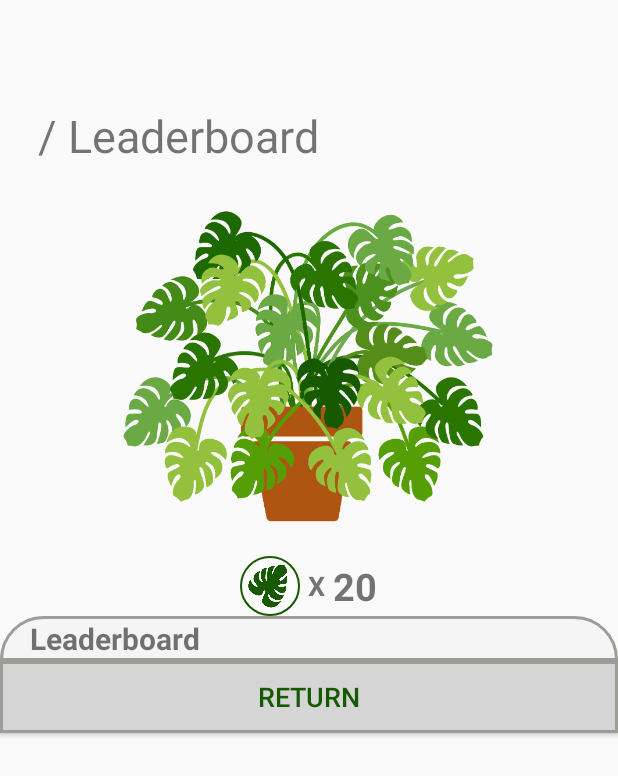
After one commit to andy-cameron/Green_Leaf, an Android app: the LeaderboardScreenActivity screen opened directly, with no data from a screen before it, on a phone screen of 412 x 824 dp. The commit adds this screen. Shown: the top 776 px of the screen. Run offline under Robolectric (Android 15) with nearby library versions, the phone set to English and light mode, and no system bars; our stand-ins replace Firebase (no records; nobody signed in at launch, a user with empty details on screens opened directly).

Commit message:
leaderboard screen created, pending working recyclerview

```diff
--- a/app/src/main/AndroidManifest.xml
+++ b/app/src/main/AndroidManifest.xml
@@ -10,9 +10,13 @@
         android:supportsRtl="true"
         android:theme="@style/AppTheme">
         <activity
+            android:name=".LeaderboardScreenActivity"
+            android:label="@string/title_activity_leaderboard_screen"
+            android:theme="@style/AppTheme.NoActionBar"></activity>
+        <activity
             android:name=".WeekPreferenceScreen"
             android:label="@string/title_activity_week_preference_screen"
-            android:theme="@style/AppTheme.NoActionBar"></activity>
+            android:theme="@style/AppTheme.NoActionBar" />
         <activity
             android:name=".SplashScreenActivity"
             android:label="Green Leaf"
--- /dev/null
+++ b/app/src/main/res/drawable/recycler_heading.xml
@@ -0,0 +1,14 @@
+<?xml version="1.0" encoding="utf-8"?>
+<shape xmlns:android="http://schemas.android.com/apk/res/android"
+    android:shape="rectangle">
+    <solid android:color="@color/lightGrey"/>
+    <size
+        android:width="200dp"
+        android:height="20dp"/>
+    <corners
+        android:topLeftRadius="90dp"
+        android:topRightRadius="90dp"/>
+    <stroke
+        android:color="@color/grey"
+        android:width="2dp"/>
+</shape>
--- /dev/null
+++ b/app/src/main/res/drawable/recycler_return_button.xml
@@ -0,0 +1,11 @@
+<?xml version="1.0" encoding="utf-8"?>
+<shape xmlns:android="http://schemas.android.com/apk/res/android"
+    android:shape="rectangle">
+    <solid android:color="@color/darkGrey"/>
+    <size
+        android:width="200dp"
+        android:height="20dp"/>
+    <stroke
+        android:color="@color/grey"
+        android:width="2dp"/>
+</shape>
--- /dev/null
+++ b/app/src/main/res/layout/activity_leaderboard_screen.xml
@@ -0,0 +1,90 @@
+<?xml version="1.0" encoding="utf-8"?>
+<LinearLayout
+    xmlns:android="http://schemas.android.com/apk/res/android"
+    android:layout_width="match_parent"
+    android:layout_height="match_parent"
+    android:orientation="vertical">
+
+    <LinearLayout
+        android:id="@+id/top_content_leaderboard_screen"
+        android:layout_width="match_parent"
+        android:layout_height="wrap_content"
+        android:gravity="center"
+        android:orientation="vertical"
+        android:paddingHorizontal="25dp"
+        android:paddingTop="@dimen/heading_padding">
+
+        <TextView
+            android:layout_width="match_parent"
+            android:layout_height="match_parent"
+            android:text="@string/Leaderboard"
+            android:textSize="@dimen/heading_text" />
+
+        <ImageView
+            android:layout_width="wrap_content"
+            android:layout_height="250dp"
+            android:layout_marginTop="10dp"
+            android:src="@mipmap/stampsheet_leaves20" />
+
+        <LinearLayout
+            android:layout_width="wrap_content"
+            android:layout_height="wrap_content"
+            android:gravity="center"
+            android:orientation="horizontal">
+
+            <ImageView
+                android:layout_width="40dp"
+                android:layout_height="40dp"
+                android:background="@drawable/circle_fine"
+                android:src="@mipmap/green_leaf" />
+
+            <TextView
+                android:layout_width="wrap_content"
+                android:layout_height="wrap_content"
+                android:padding="5dp"
+                android:text="@string/multiply_sign"
+                android:textSize="18sp"
+                android:textStyle="bold" />
+
+            <TextView
+                android:id="@+id/number_leaves_plant"
+                android:layout_width="wrap_content"
+                android:layout_height="wrap_content"
+                android:text="20"
+                android:textSize="25sp"
+                android:textStyle="bold" />
+        </LinearLayout>
+    </LinearLayout>
+    <LinearLayout
+        android:layout_width="match_parent"
+        android:layout_height="30dp"
+        android:background="@drawable/recycler_heading">
+        <TextView
+            android:layout_width="match_parent"
+            android:layout_height="match_parent"
+            android:paddingLeft="20dp"
+            android:text="Leaderboard"
+            android:gravity="center_vertical"
+            android:textStyle="bold"
+            android:textSize="20dp"/>
+    </LinearLayout>
+    <android.support.v7.widget.RecyclerView
+        android:id="@+id/recycler_view"
+        android:layout_width="match_parent"
+        android:layout_height="wrap_content" />
+    <RelativeLayout
+        android:layout_width="match_parent"
+        android:layout_height="match_parent"
+        android:orientation="vertical">
+        <Button
+            android:id="@+id/return_to_profile"
+            android:layout_width="match_parent"
+            android:layout_height="wrap_content"
+            android:background="@drawable/recycler_return_button"
+            android:text="@string/return_string_login"
+            android:textSize="18sp"
+            android:textColor="@color/darkestGreen" />
+    </RelativeLayout>
+
+
+</LinearLayout>
--- a/app/src/main/res/layout/activity_profile_screen.xml
+++ b/app/src/main/res/layout/activity_profile_screen.xml
@@ -296,6 +296,7 @@
             </LinearLayout>
 
             <Button
+                android:id="@+id/go_to_leaderboard"
                 android:layout_width="match_parent"
                 android:layout_height="wrap_content"
                 android:background="@drawable/content_panel_button"
--- a/app/src/main/res/values/colors.xml
+++ b/app/src/main/res/values/colors.xml
@@ -9,6 +9,7 @@
     <color name="darkGreen">#2A7400</color>
     <color name="potBrown">#AF5512</color>
     <color name="grey">#9b9e97</color>
+    <color name="darkGrey">#D5D5D5</color>
     <color name="lightGrey">#F5F5F5</color>
     <color name="yesGreen">#68C468</color>
     <color name="noRed">#E03B3B</color>
--- a/app/src/main/res/values/dimens.xml
+++ b/app/src/main/res/values/dimens.xml
@@ -1,3 +1,6 @@
 <resources>
     <dimen name="fab_margin">16dp</dimen>
+    <dimen name="heading_padding">70dp</dimen>
+    <dimen name="heading_text">30sp</dimen>
+    <dimen name="padding_side">25dp</dimen>
 </resources>
--- a/app/src/main/res/values/strings.xml
+++ b/app/src/main/res/values/strings.xml
@@ -32,6 +32,9 @@
     <string name="user_information_panel_description">View and modify your information and other details on your Green Leaf profile</string>
     <string name="title_activity_week_preference_screen">WeekPreferenceScreen</string>
     <string name="welcome">/ Welcome</string>
+    <string name="Leaderboard">/ Leaderboard</string>
     <string name="week_preference_instruction">Let the kitchen know when you will be needing to eat the pre prepared meals.</string>
     <string name="confirm_days">Confirm Days</string>
+    <string name="multiply_sign">X</string>
+    <string name="title_activity_leaderboard_screen">LeaderboardScreen</string>
 </resources>
```
Also changed, not shown: app/src/main/java/com/andrewcameron/green_leaf/LeaderboardAdapter.java (added, +48 -0 lines), app/src/main/java/com/andrewcameron/green_leaf/LeaderboardScreenActivity.java (added, +100 -0 lines), app/src/main/java/com/andrewcameron/green_leaf/ProfileScreenActivity.java (+9 -0 lines), app/src/main/res/drawable/leaderboard_card_background.xml (added, +13 -0 lines), app/src/main/res/layout/content_leaderboard_screen.xml (added, +11 -0 lines), app/src/main/res/layout/recycler_layout.xml (added, +74 -0 lines).
